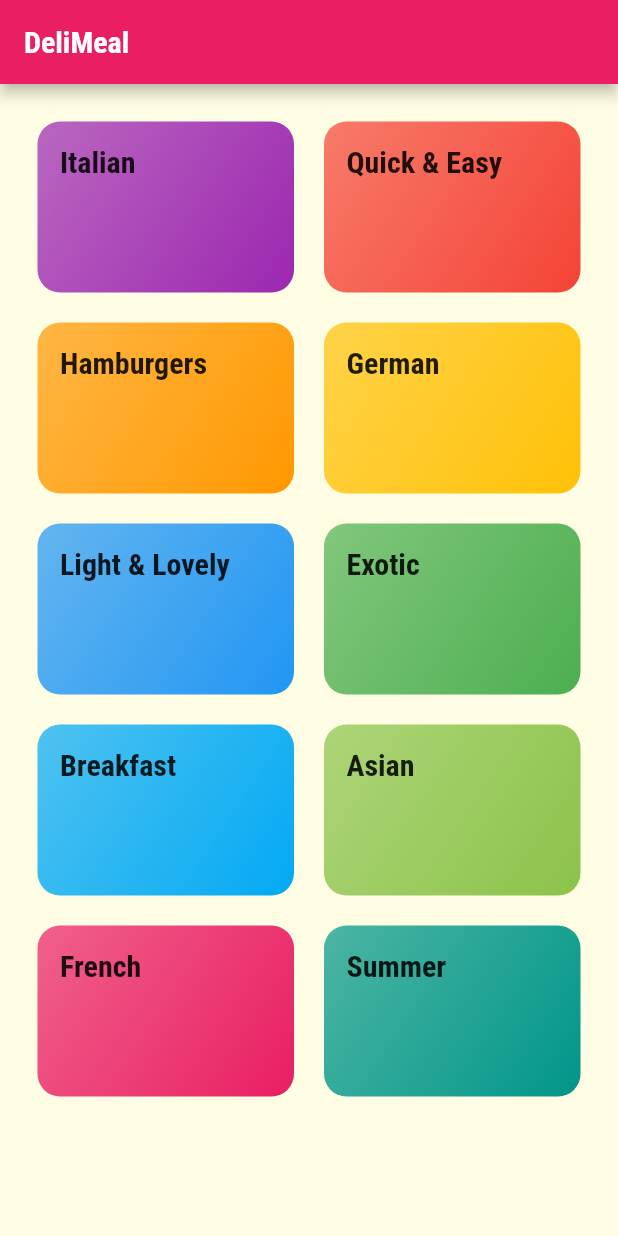
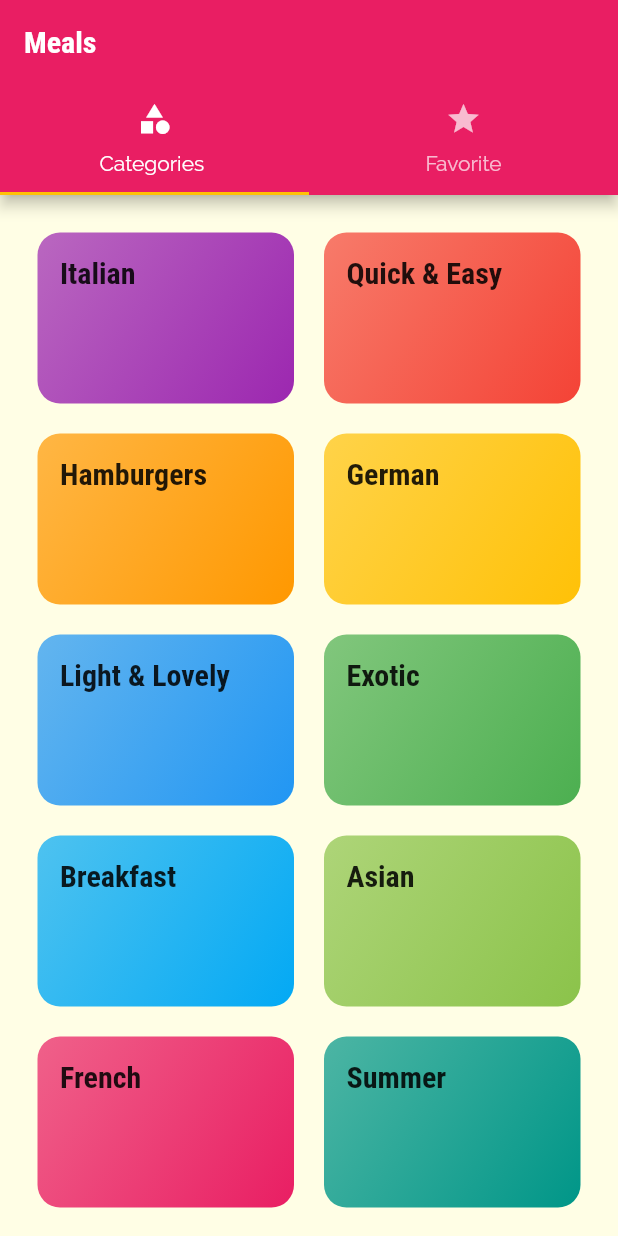
Before and after one commit to totolog-flutter/for-learning, a Flutter app: the screen it shows after launch, on a phone screen of 412 x 824 dp. Run offline on Flutter 3.47's test engine with Material 2 defaults, Android fonts, the phone set to English and light mode, and no system bars.

Commit message:
add: 174

```diff
--- a/lib/main.dart
+++ b/lib/main.dart
@@ -1,4 +1,5 @@
 import 'package:flutter/material.dart';
+import 'screens/tabs_screen.dart';
 import 'screens/meal_detail_screen.dart';
 import 'screens/category_meals_screen.dart';
 import 'screens/categories_screen.dart';
@@ -37,8 +38,10 @@ class MyApp extends StatelessWidget {
               ),
             ),
       ),
-      home: const CategoriesScreen(),
+      // home: const CategoriesScreen(),
+      initialRoute: '/',
       routes: {
+        '/': (context) => TabsScreen(),
         CategoryMealsScreen.routeName: (context) => CategoryMealsScreen(),
         MealDetailScreen.routeName: (context) => MealDetailScreen(),
       },
--- a/lib/screens/categories_screen.dart
+++ b/lib/screens/categories_screen.dart
@@ -7,11 +7,7 @@ class CategoriesScreen extends StatelessWidget {
 
   @override
   Widget build(BuildContext context) {
-    return Scaffold(
-        appBar: AppBar(
-          title: const Text('DeliMeal'),
-        ),
-        body: GridView(
+    return GridView(
       padding: EdgeInsets.all(25),
       children: DUMMY_CATEGORIES
           .map((catData) => CategoryItem(
@@ -22,6 +18,6 @@ class CategoriesScreen extends StatelessWidget {
           childAspectRatio: 1.5,
           crossAxisSpacing: 20,
           mainAxisSpacing: 20),
-        ));
+    );
   }
 }
--- /dev/null
+++ b/lib/screens/favorite_screen.dart
@@ -0,0 +1,12 @@
+import 'package:flutter/material.dart';
+
+class FavoriteScreen extends StatelessWidget {
+  const FavoriteScreen({super.key});
+
+  @override
+  Widget build(BuildContext context) {
+    return Center(
+      child: Text('favorite'),
+    );
+  }
+}
--- /dev/null
+++ b/lib/screens/tabs_screen.dart
@@ -0,0 +1,37 @@
+import 'package:flutter/material.dart';
+import './favorite_screen.dart';
+import './categories_screen.dart';
+
+class TabsScreen extends StatefulWidget {
+  const TabsScreen({super.key});
+
+  @override
+  State<TabsScreen> createState() => _TabsScreenState();
+}
+
+class _TabsScreenState extends State<TabsScreen> {
+  @override
+  Widget build(BuildContext context) {
+    return DefaultTabController(
+      length: 2,
+      // initialIndex: 0,
+      child: Scaffold(
+        appBar: AppBar(
+          title: Text('Meals'),
+          bottom: TabBar(
+            tabs: [
+              Tab(icon: Icon(Icons.category), text: 'Categories '),
+              Tab(
+                icon: Icon(Icons.star),
+                text: 'Favorite',
+              ),
+            ],
+          ),
+        ),
+        body: TabBarView(
+          children: [CategoriesScreen(), FavoriteScreen()],
+        ),
+      ),
+    );
+  }
+}
```
Lines whose indentation alone changed are shown as unchanged.
